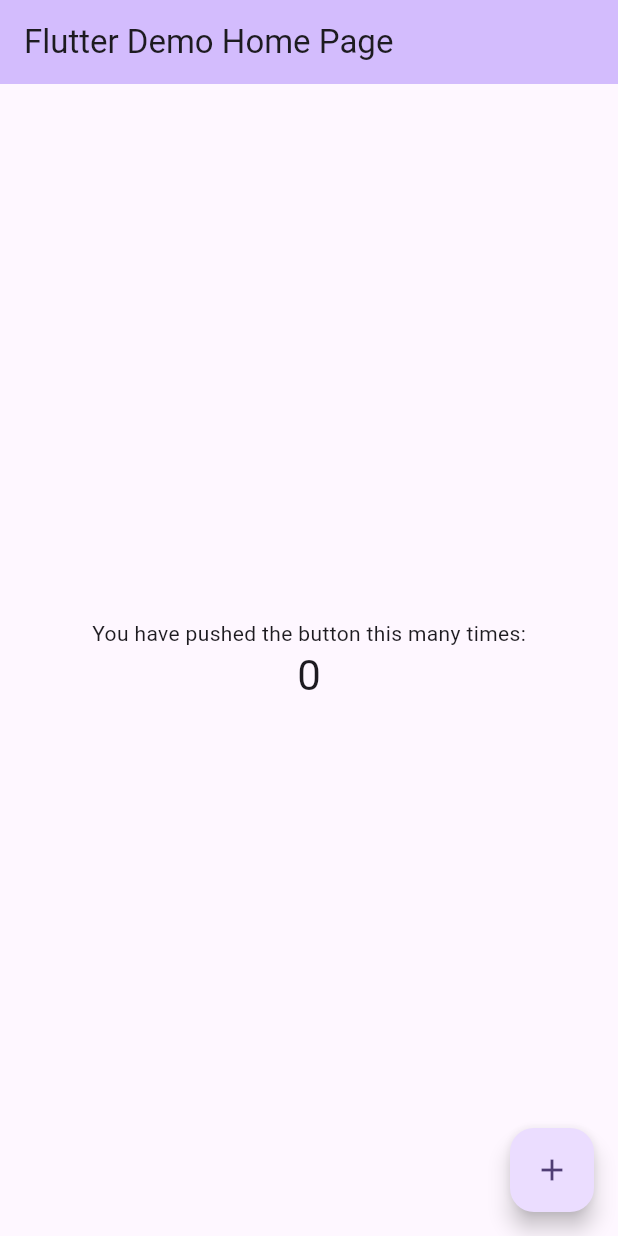
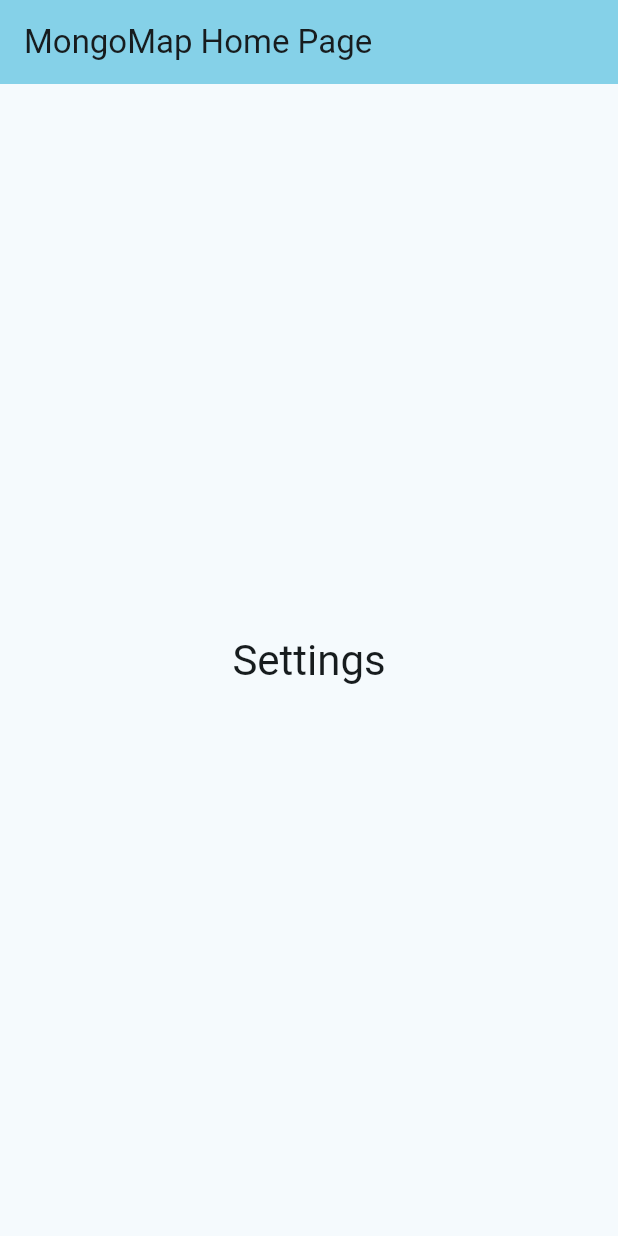
Before and after one commit to SajithAnuradha/Mango-Map, a Flutter app: the screen it shows after launch, on a phone screen of 412 x 824 dp. Run offline on Flutter 3.47's test engine with Material 3 defaults, Android fonts, the phone set to English and light mode, and no system bars.

Commit message:
Update app name and color scheme & remove increment counter in main.dart

```diff
--- a/frontend/lib/main.dart
+++ b/frontend/lib/main.dart
@@ -1,17 +1,17 @@
 import 'package:flutter/material.dart';
 
 void main() {
-  runApp(const MyApp());
+  runApp(const MongoMap());
 }
 
-class MyApp extends StatelessWidget {
-  const MyApp({super.key});
+class MongoMap extends StatelessWidget {
+  const MongoMap({super.key});
 
   // This widget is the root of your application.
   @override
   Widget build(BuildContext context) {
     return MaterialApp(
-      title: 'Flutter Demo',
+      title: 'MongoMap App',
       theme: ThemeData(
         // This is the theme of your application.
         //
@@ -28,10 +28,10 @@
         //
         // This works for code too, not just values: Most code changes can be
         // tested with just a hot reload.
-        colorScheme: ColorScheme.fromSeed(seedColor: Colors.deepPurple),
+        colorScheme: ColorScheme.fromSeed(seedColor: const Color(0xFF0CA9C8)),
         useMaterial3: true,
       ),
-      home: const MyHomePage(title: 'Flutter Demo Home Page'),
+      home: const MyHomePage(title: 'MongoMap Home Page'),
     );
   }
 }
@@ -55,19 +55,6 @@
 }
 
 class _MyHomePageState extends State<MyHomePage> {
-  int _counter = 0;
-
-  void _incrementCounter() {
-    setState(() {
-      // This call to setState tells the Flutter framework that something has
-      // changed in this State, which causes it to rerun the build method below
-      // so that the display can reflect the updated values. If we changed
-      // _counter without calling setState(), then the build method would not be
-      // called again, and so nothing would appear to happen.
-      _counter++;
-    });
-  }
-
   @override
   Widget build(BuildContext context) {
     // This method is rerun every time setState is called, for instance as done
@@ -105,21 +92,13 @@
           // wireframe for each widget.
           mainAxisAlignment: MainAxisAlignment.center,
           children: <Widget>[
-            const Text(
-              'You have pushed the button this many times:',
-            ),
             Text(
-              '$_counter',
+              'Settings',
               style: Theme.of(context).textTheme.headlineMedium,
             ),
           ],
         ),
       ),
-      floatingActionButton: FloatingActionButton(
-        onPressed: _incrementCounter,
-        tooltip: 'Increment',
-        child: const Icon(Icons.add),
-      ), // This trailing comma makes auto-formatting nicer for build methods.
     );
   }
 }
```
Also changed, not shown: 1 other file.
